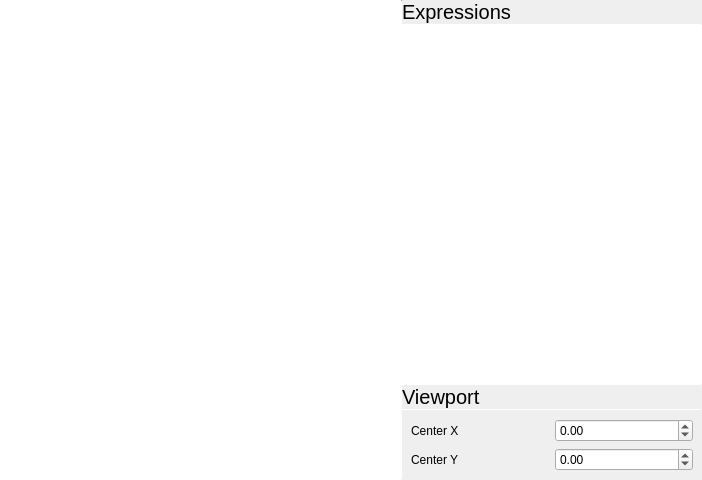
This is parts/graph/graphwidget.ui in theCheeseboard/thecalculator as Qt 5 draws it before an edit. The edited form follows.
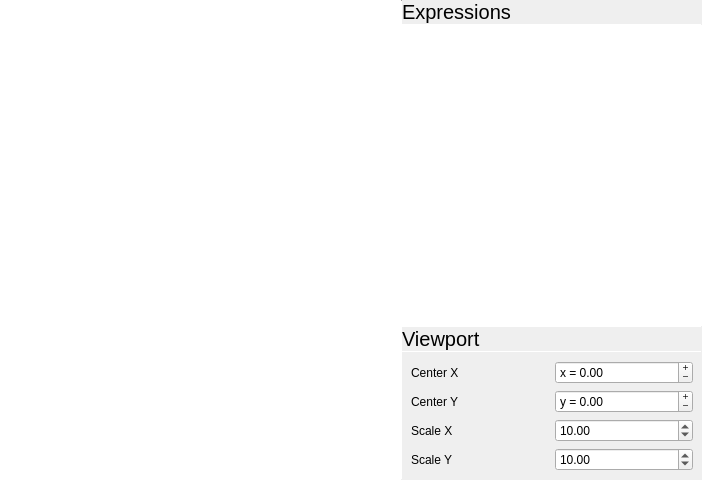
This is the edited form. Icons and pictures are not drawn. Custom widgets are drawn as their Qt base class.

```diff
--- a/parts/graph/graphwidget.ui
+++ b/parts/graph/graphwidget.ui
@@ -217,6 +217,38 @@
           </property>
          </widget>
         </item>
+        <item row="1" column="1">
+         <widget class="QDoubleSpinBox" name="centerYBox">
+          <property name="buttonSymbols">
+           <enum>QAbstractSpinBox::PlusMinus</enum>
+          </property>
+          <property name="prefix">
+           <string>y = </string>
+          </property>
+          <property name="minimum">
+           <double>-999999999999.000000000000000</double>
+          </property>
+          <property name="maximum">
+           <double>999999999999.000000000000000</double>
+          </property>
+         </widget>
+        </item>
+        <item row="0" column="1">
+         <widget class="QDoubleSpinBox" name="centerXBox">
+          <property name="buttonSymbols">
+           <enum>QAbstractSpinBox::PlusMinus</enum>
+          </property>
+          <property name="prefix">
+           <string>x = </string>
+          </property>
+          <property name="minimum">
+           <double>-999999999999.000000000000000</double>
+          </property>
+          <property name="maximum">
+           <double>999999999999.000000000000000</double>
+          </property>
+         </widget>
+        </item>
         <item row="1" column="0">
          <widget class="QLabel" name="label_4">
           <property name="text">
@@ -224,23 +256,43 @@
           </property>
          </widget>
         </item>
-        <item row="0" column="1">
-         <widget class="QDoubleSpinBox" name="centerXBox">
+        <item row="2" column="0">
+         <widget class="QLabel" name="label_5">
+          <property name="text">
+           <string>Scale X</string>
+          </property>
+         </widget>
+        </item>
+        <item row="3" column="0">
+         <widget class="QLabel" name="label_6">
+          <property name="text">
+           <string>Scale Y</string>
+          </property>
+         </widget>
+        </item>
+        <item row="2" column="1">
+         <widget class="QDoubleSpinBox" name="scaleXBox">
           <property name="minimum">
-           <double>-999999999999.000000000000000</double>
+           <double>0.010000000000000</double>
           </property>
           <property name="maximum">
-           <double>999999999999.000000000000000</double>
+           <double>999999999.000000000000000</double>
           </property>
+          <property name="value">
+           <double>10.000000000000000</double>
+          </property>
          </widget>
         </item>
-        <item row="1" column="1">
-         <widget class="QDoubleSpinBox" name="centerYBox">
+        <item row="3" column="1">
+         <widget class="QDoubleSpinBox" name="scaleYBox">
           <property name="minimum">
-           <double>-999999999999.000000000000000</double>
+           <double>0.010000000000000</double>
           </property>
           <property name="maximum">
-           <double>999999999999.000000000000000</double>
+           <double>999999999.000000000000000</double>
+          </property>
+          <property name="value">
+           <double>10.000000000000000</double>
           </property>
          </widget>
         </item>
```
